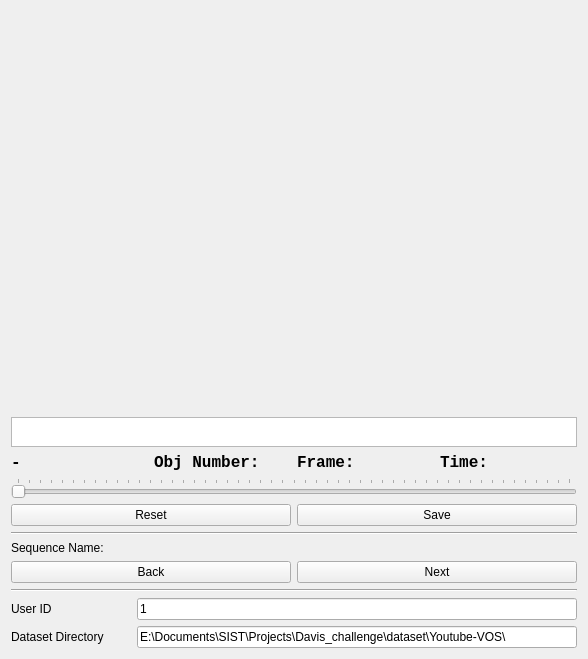
ShenhanQian/inital-scribble-collector, file scribble_collector_UI.ui: the form before one commit.
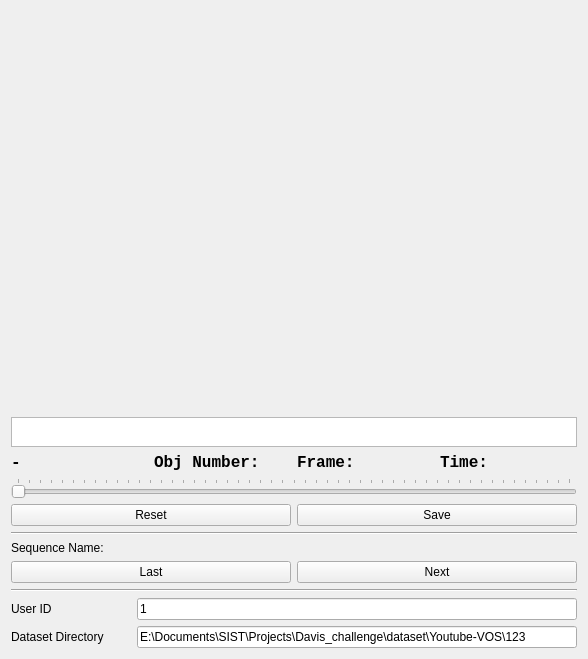
The form after the commit.

Patch:
```diff
--- a/scribble_collector_UI.ui
+++ b/scribble_collector_UI.ui
@@ -216,7 +216,7 @@
              <item>
               <widget class="QPushButton" name="pushButton_seq_back">
                <property name="text">
-                <string>Back</string>
+                <string>Last</string>
                </property>
               </widget>
              </item>
@@ -308,7 +308,7 @@
           </sizepolicy>
          </property>
          <property name="text">
-          <string>E:\Documents\SIST\Projects\Davis_challenge\dataset\Youtube-VOS\</string>
+          <string>E:\Documents\SIST\Projects\Davis_challenge\dataset\Youtube-VOS\123</string>
          </property>
         </widget>
        </item>
```
